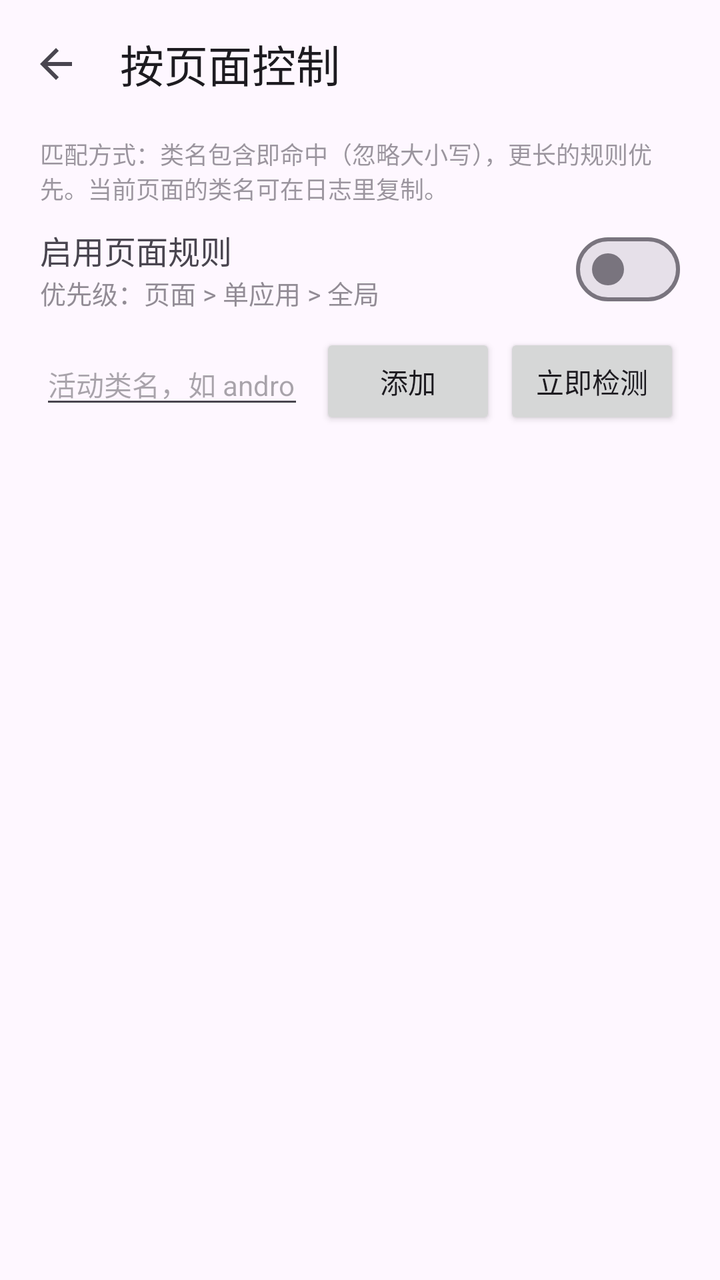
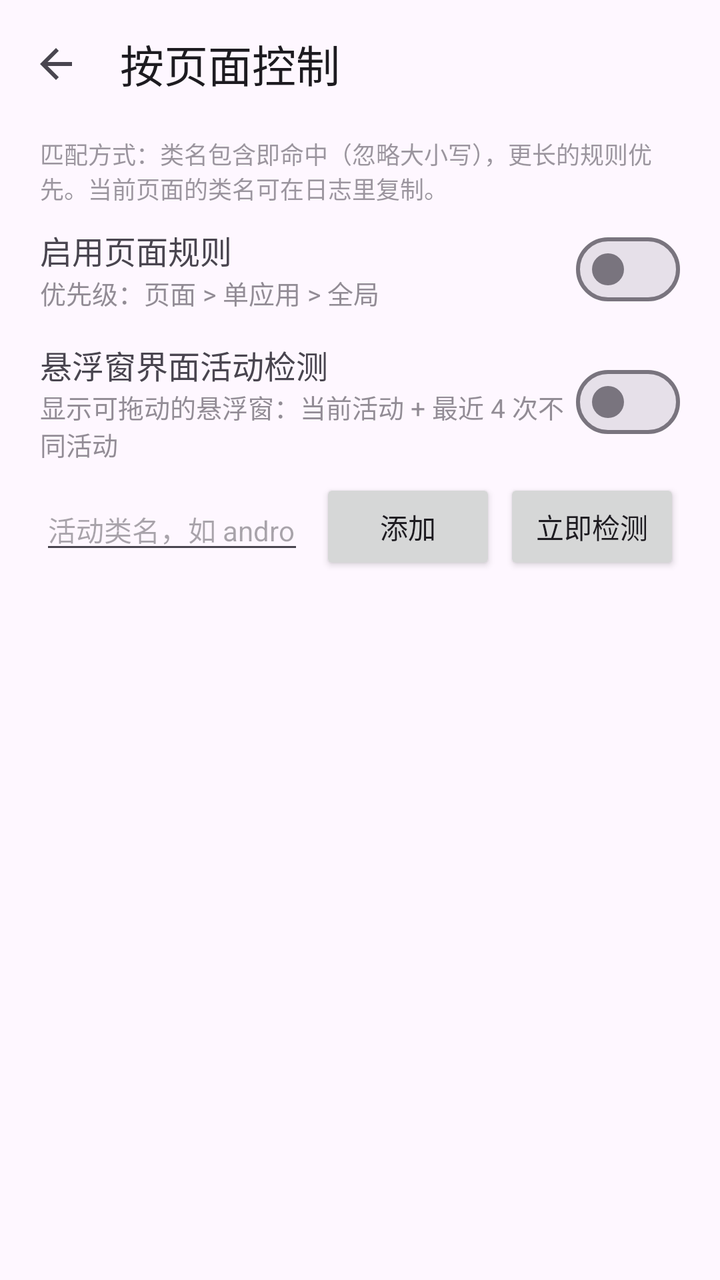

Before-and-after screenshots of an Android layout around one commit, followed by the original layout XML and the change that was made.
<!-- AndroidManifest.xml: application theme Theme.OrientationManager -->
<!-- res/layout/activity_pages.xml -->
<?xml version="1.0" encoding="utf-8"?>
<LinearLayout xmlns:android="http://schemas.android.com/apk/res/android"
    xmlns:app="http://schemas.android.com/apk/res-auto"
    android:layout_width="match_parent"
    android:layout_height="match_parent"
    android:orientation="vertical">

    <com.google.android.material.appbar.MaterialToolbar
        android:id="@+id/toolbar"
        android:layout_width="match_parent"
        android:layout_height="?attr/actionBarSize"
        app:navigationIcon="?attr/homeAsUpIndicator"
        app:title="@string/pages_title" />

    <TextView
        android:layout_width="match_parent"
        android:layout_height="wrap_content"
        android:alpha="0.55"
        android:paddingStart="20dp"
        android:paddingTop="4dp"
        android:paddingEnd="20dp"
        android:text="@string/pages_help"
        android:textSize="12sp" />

    <LinearLayout
        android:layout_width="match_parent"
        android:layout_height="wrap_content"
        android:gravity="center_vertical"
        android:orientation="horizontal"
        android:paddingStart="20dp"
        android:paddingTop="8dp"
        android:paddingEnd="20dp"
        android:paddingBottom="8dp">

        <LinearLayout
            android:layout_width="0dp"
            android:layout_height="wrap_content"
            android:layout_weight="1"
            android:orientation="vertical">

            <TextView
                android:layout_width="wrap_content"
                android:layout_height="wrap_content"
                android:text="@string/pages_enable"
                android:textSize="16sp" />

            <TextView
                android:layout_width="wrap_content"
                android:layout_height="wrap_content"
                android:alpha="0.6"
                android:text="@string/pages_enable_desc"
                android:textSize="13sp" />
        </LinearLayout>

        <com.google.android.material.materialswitch.MaterialSwitch
            android:id="@+id/pages_enable"
            android:layout_width="wrap_content"
            android:layout_height="wrap_content" />
    </LinearLayout>

    <LinearLayout
        android:layout_width="match_parent"
        android:layout_height="wrap_content"
        android:gravity="center_vertical"
        android:orientation="horizontal"
        android:paddingStart="20dp"
        android:paddingEnd="20dp">

        <EditText
            android:id="@+id/pages_input"
            android:layout_width="0dp"
            android:layout_height="wrap_content"
            android:layout_weight="1"
            android:hint="@string/pages_hint"
            android:importantForAutofill="no"
            android:inputType="text"
            android:maxLines="1"
            android:textSize="14sp" />

        <Button
            android:id="@+id/pages_add"
            android:layout_width="wrap_content"
            android:layout_height="wrap_content"
            android:layout_marginStart="8dp"
            android:text="@string/pages_add" />

        <Button
            android:id="@+id/pages_detect"
            android:layout_width="wrap_content"
            android:layout_height="wrap_content"
            android:layout_marginStart="4dp"
            android:text="@string/pages_detect" />
    </LinearLayout>

    <TextView
        android:id="@+id/pages_current"
        android:layout_width="match_parent"
        android:layout_height="wrap_content"
        android:alpha="0.6"
        android:paddingStart="20dp"
        android:paddingTop="6dp"
        android:paddingEnd="20dp"
        android:textSize="12sp" />

    <FrameLayout
        android:layout_width="match_parent"
        android:layout_height="0dp"
        android:layout_weight="1">

        <ListView
            android:id="@+id/pages_list"
            android:layout_width="match_parent"
            android:layout_height="match_parent"
            android:divider="@null"
            android:dividerHeight="0dp" />

        <TextView
            android:id="@+id/pages_empty"
            android:layout_width="wrap_content"
            android:layout_height="wrap_content"
            android:layout_gravity="center"
            android:alpha="0.6"
            android:text="@string/pages_empty"
            android:textSize="14sp"
            android:visibility="gone" />
    </FrameLayout>
</LinearLayout>
<!-- resources referenced by this layout -->
<resources>
  <string name="pages_add">添加</string>
  <string name="pages_detect">立即检测</string>
  <string name="pages_empty">暂无页面规则</string>
  <string name="pages_enable">启用页面规则</string>
  <string name="pages_enable_desc">优先级：页面 &gt; 单应用 &gt; 全局</string>
  <string name="pages_help">匹配方式：类名包含即命中（忽略大小写），更长的规则优先。当前页面的类名可在日志里复制。</string>
  <string name="pages_hint">活动类名，如 androidx.compose.ui.window.d</string>
  <string name="pages_title">按页面控制</string>
  <style name="Theme.OrientationManager" parent="Theme.Material3.DayNight.NoActionBar">
          <item name="android:windowLayoutInDisplayCutoutMode">shortEdges</item>
      </style>
</resources>

<!-- the commit's change to res/layout/activity_pages.xml (unified diff, before → after) -->
@@ -58,6 +58,42 @@
             android:layout_height="wrap_content" />
     </LinearLayout>
 
+
+    <LinearLayout
+        android:layout_width="match_parent"
+        android:layout_height="wrap_content"
+        android:gravity="center_vertical"
+        android:orientation="horizontal"
+        android:paddingStart="20dp"
+        android:paddingTop="4dp"
+        android:paddingEnd="20dp"
+        android:paddingBottom="8dp">
+
+        <LinearLayout
+            android:layout_width="0dp"
+            android:layout_height="wrap_content"
+            android:layout_weight="1"
+            android:orientation="vertical">
+
+            <TextView
+                android:layout_width="wrap_content"
+                android:layout_height="wrap_content"
+                android:text="@string/pages_inspector"
+                android:textSize="16sp" />
+
+            <TextView
+                android:layout_width="wrap_content"
+                android:layout_height="wrap_content"
+                android:alpha="0.6"
+                android:text="@string/pages_inspector_desc"
+                android:textSize="13sp" />
+        </LinearLayout>
+
+        <com.google.android.material.materialswitch.MaterialSwitch
+            android:id="@+id/pages_inspector"
+            android:layout_width="wrap_content"
+            android:layout_height="wrap_content" />
+    </LinearLayout>
     <LinearLayout
         android:layout_width="match_parent"
         android:layout_height="wrap_content"
<!-- resource entries referenced after the edit -->
@@ -7,6 +7,8 @@
   <string name="pages_enable_desc">优先级：页面 &gt; 单应用 &gt; 全局</string>
   <string name="pages_help">匹配方式：类名包含即命中（忽略大小写），更长的规则优先。当前页面的类名可在日志里复制。</string>
   <string name="pages_hint">活动类名，如 androidx.compose.ui.window.d</string>
+  <string name="pages_inspector">悬浮窗界面活动检测</string>
+  <string name="pages_inspector_desc">显示可拖动的悬浮窗：当前活动 + 最近 4 次不同活动</string>
   <string name="pages_title">按页面控制</string>
   <style name="Theme.OrientationManager" parent="Theme.Material3.DayNight.NoActionBar">
           <item name="android:windowLayoutInDisplayCutoutMode">shortEdges</item>
